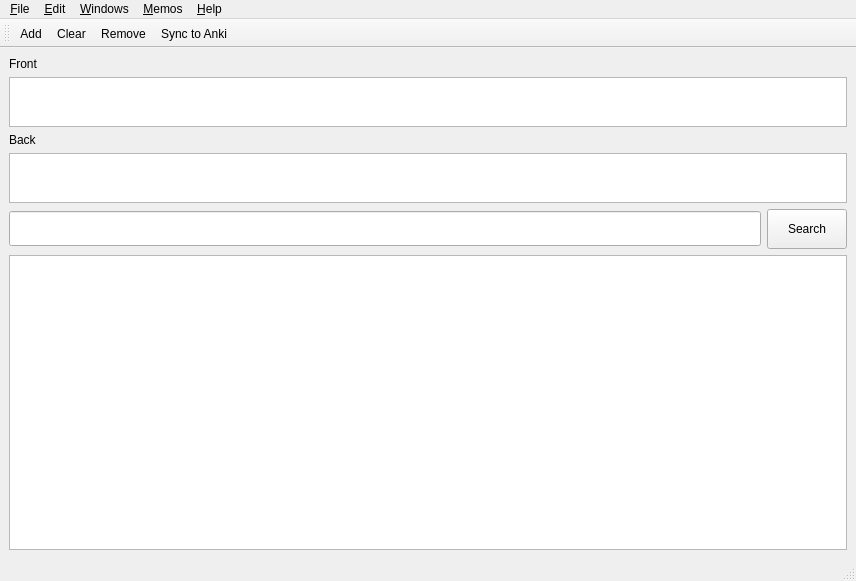
Before: the Qt Designer form simsapa/assets/ui/memos_browser_window.ui in simsapa/simsapa, drawn with Qt 5.
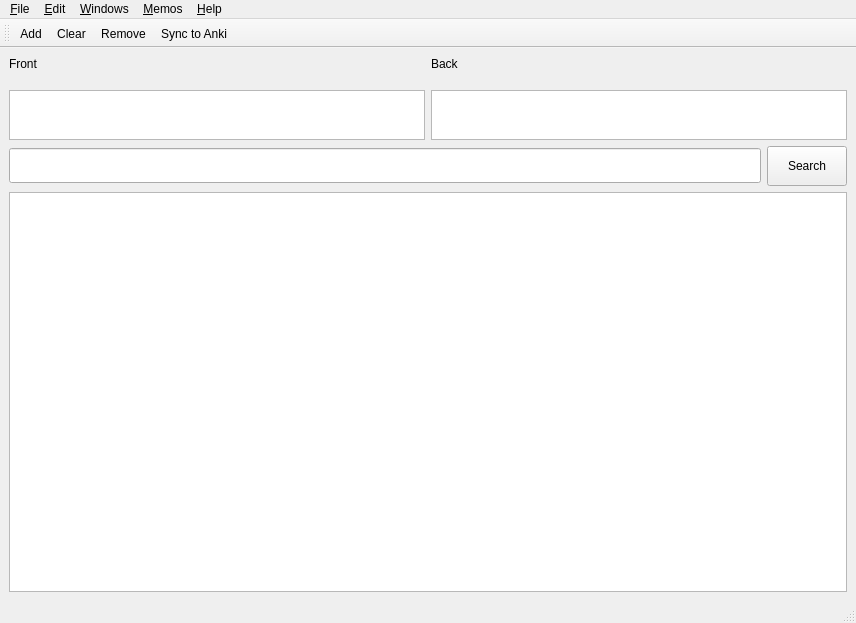
After: the same form once the commit is applied. Icons and pictures are not drawn.

```diff
--- a/simsapa/assets/ui/memos_browser_window.ui
+++ b/simsapa/assets/ui/memos_browser_window.ui
@@ -7,7 +7,7 @@
     <x>0</x>
     <y>0</y>
     <width>856</width>
-    <height>581</height>
+    <height>623</height>
    </rect>
   </property>
   <property name="baseSize">
@@ -24,9 +24,11 @@
     <item>
      <layout class="QVBoxLayout" name="main_layout">
       <item>
-       <layout class="QVBoxLayout" name="verticalLayout">
+       <layout class="QHBoxLayout" name="horizontalLayout">
         <item>
-         <widget class="QLabel" name="label">
+         <layout class="QVBoxLayout" name="verticalLayout_4">
+          <item>
+           <widget class="QLabel" name="label_4">
           <property name="text">
            <string>Front</string>
           </property>
@@ -35,46 +37,38 @@
           </property>
          </widget>
         </item>
-        <item>
-         <widget class="QPlainTextEdit" name="front_input">
-          <property name="sizePolicy">
-           <sizepolicy hsizetype="Expanding" vsizetype="Minimum">
-            <horstretch>0</horstretch>
-            <verstretch>0</verstretch>
-           </sizepolicy>
-          </property>
-          <property name="minimumSize">
-           <size>
-            <width>0</width>
-            <height>50</height>
-           </size>
-          </property>
-          <property name="maximumSize">
-           <size>
-            <width>16777215</width>
-            <height>50</height>
-           </size>
-          </property>
-         </widget>
-        </item>
-        <item>
-         <widget class="QLabel" name="label_2">
-          <property name="text">
-           <string>Back</string>
-          </property>
-          <property name="alignment">
-           <set>Qt::AlignLeading|Qt::AlignLeft|Qt::AlignTop</set>
-          </property>
-         </widget>
-        </item>
         <item>
          <widget class="QPlainTextEdit" name="back_input">
-          <property name="sizePolicy">
-           <sizepolicy hsizetype="Expanding" vsizetype="Minimum">
-            <horstretch>0</horstretch>
-            <verstretch>0</verstretch>
-           </sizepolicy>
-          </property>
+            <property name="minimumSize">
+             <size>
+              <width>0</width>
+              <height>50</height>
+             </size>
+            </property>
+            <property name="maximumSize">
+             <size>
+              <width>16777215</width>
+              <height>50</height>
+             </size>
+            </property>
+           </widget>
+          </item>
+         </layout>
+        </item>
+        <item>
+         <layout class="QVBoxLayout" name="verticalLayout_3">
+          <item>
+           <widget class="QLabel" name="label_3">
+            <property name="text">
+             <string>Back</string>
+            </property>
+            <property name="alignment">
+             <set>Qt::AlignLeading|Qt::AlignLeft|Qt::AlignTop</set>
+            </property>
+           </widget>
+          </item>
+          <item>
+           <widget class="QPlainTextEdit" name="front_input">
           <property name="minimumSize">
            <size>
             <width>0</width>
@@ -88,6 +82,8 @@
            </size>
           </property>
          </widget>
+          </item>
+         </layout>
         </item>
        </layout>
       </item>
@@ -127,7 +123,14 @@
       <item>
        <layout class="QVBoxLayout" name="verticalLayout_2">
         <item>
-         <widget class="QListView" name="memos_list"/>
+         <widget class="QListView" name="memos_list">
+          <property name="minimumSize">
+           <size>
+            <width>0</width>
+            <height>400</height>
+           </size>
+          </property>
+         </widget>
         </item>
        </layout>
       </item>
```
Left out of the diff: 9 changed lines with no effect on the pictures. Lines whose indentation alone changed are shown as unchanged.
